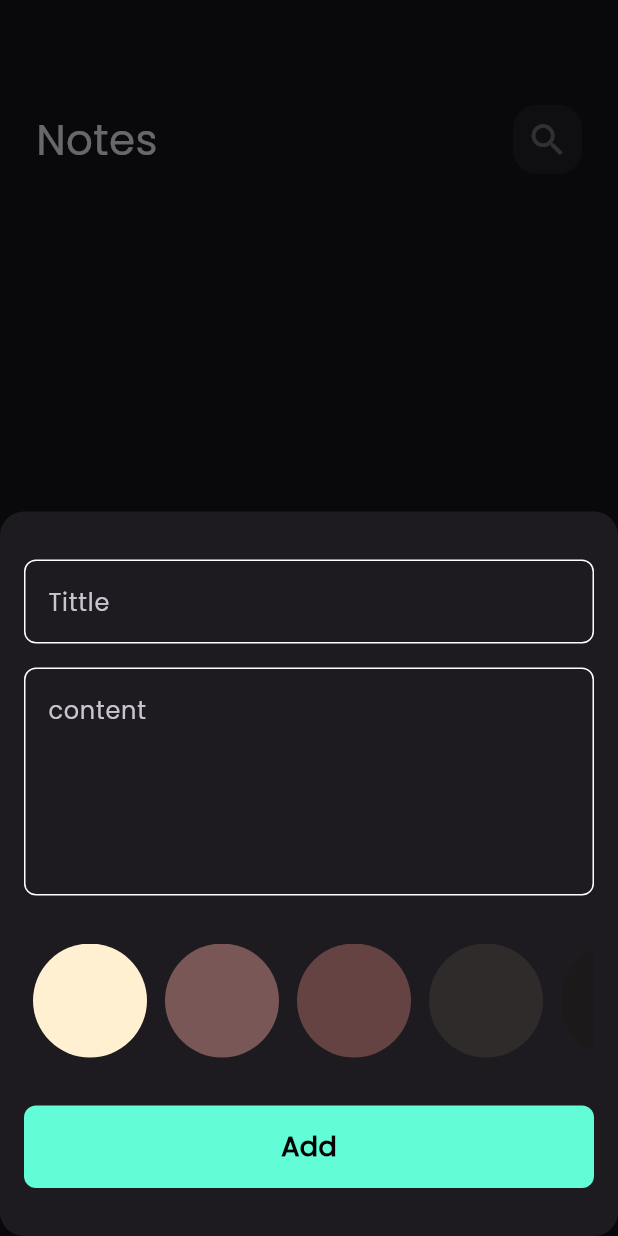
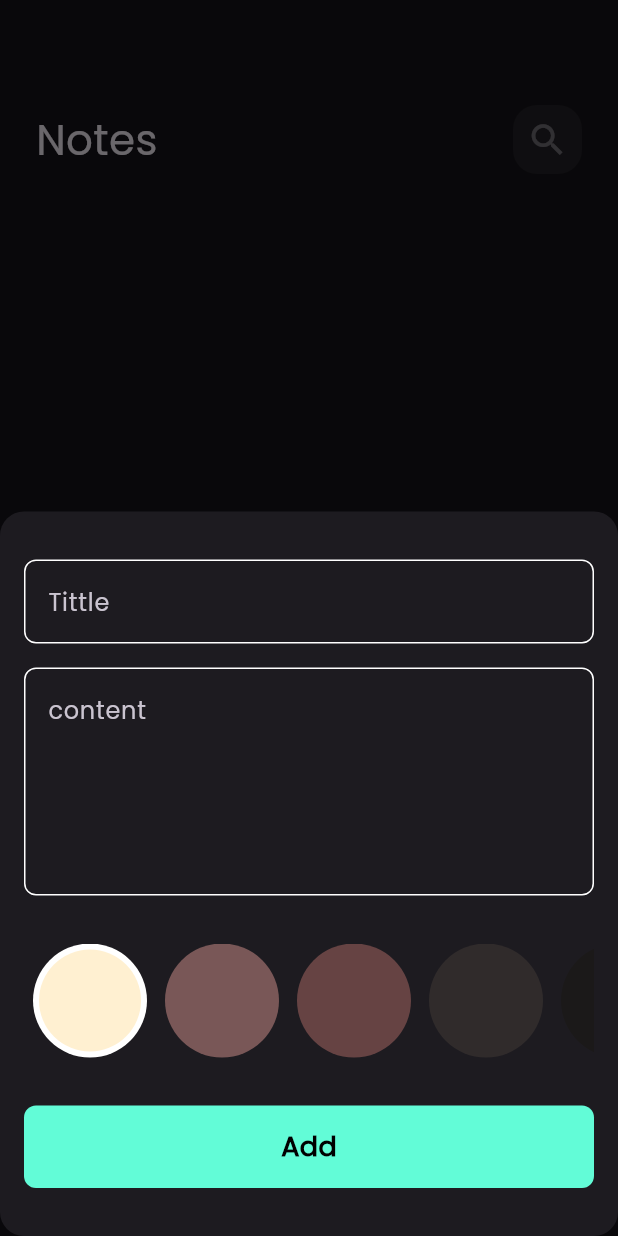
Before and after one commit to SalahYasser/notes_app, a Flutter app: the screen it shows after launch, after a tap on the "add" icon, on a phone screen of 412 x 824 dp. Run offline on Flutter 3.47's test engine with Material 3 defaults, Android fonts, the phone set to English and light mode, and no system bars; our stand-ins replace bloc, flutter_bloc, font_awesome_flutter, hive, hive_flutter; accounts and stored records are empty.

Commit message:
Add note bottom sheet done

```diff
--- a/lib/cubits/add_note_cubit/add_note_cubit.dart
+++ b/lib/cubits/add_note_cubit/add_note_cubit.dart
@@ -1,4 +1,5 @@
 import 'package:bloc/bloc.dart';
+import 'package:flutter/material.dart';
 import 'package:hive_flutter/adapters.dart';
 import 'package:meta/meta.dart';
 import 'package:notes_app/constants.dart';
@@ -9,7 +10,10 @@ part 'add_note_state.dart';
 class AddNoteCubit extends Cubit<AddNoteState> {
   AddNoteCubit() : super(AddNoteInitial());
 
+  Color color = const Color(0xffFFF0D1);
+
   addNote(NoteModel note) async {
+    note.color = color.value;
 
     emit(AddNoteLoading());
 
--- a/lib/views/widgets/colors_list_view.dart
+++ b/lib/views/widgets/colors_list_view.dart
@@ -1,4 +1,6 @@
 import 'package:flutter/material.dart';
+import 'package:flutter_bloc/flutter_bloc.dart';
+import 'package:notes_app/cubits/add_note_cubit/add_note_cubit.dart';
 
 class ColorItem extends StatelessWidget {
   const ColorItem({super.key, required this.isActive, required this.color});
@@ -12,7 +14,7 @@ class ColorItem extends StatelessWidget {
     return isActive
         ? CircleAvatar(
             radius: 38,
-            backgroundColor: color,
+            backgroundColor: Colors.white,
             child: CircleAvatar(
               radius: 34,
               backgroundColor: color,
@@ -36,7 +38,7 @@ class _ColorsListViewState extends State<ColorsListView> {
 
   int currentIndex = 0;
 
-  List<Color> colors = [
+  List<Color> colors = const [
     Color(0xffFFF0D1),
     Color(0xff795757),
     Color(0xff664343),
@@ -57,6 +59,8 @@ class _ColorsListViewState extends State<ColorsListView> {
             child: GestureDetector(
               onTap: () {
                 currentIndex = index;
+
+                BlocProvider.of<AddNoteCubit>(context).color = colors[index];
                 setState(() {});
               },
               child: ColorItem(
```
